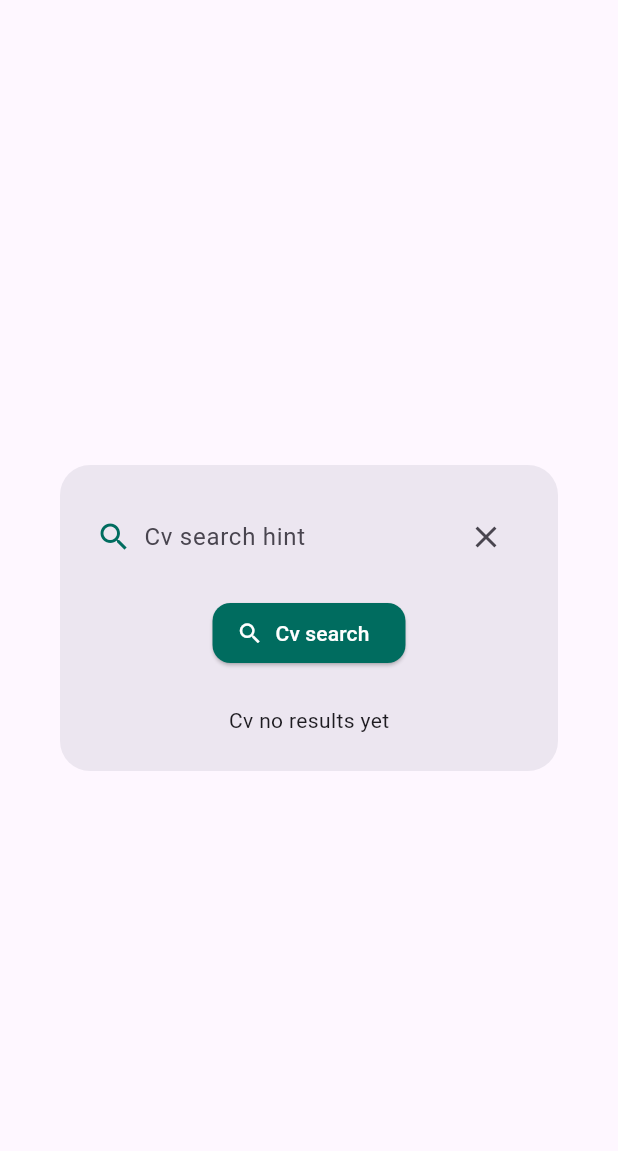
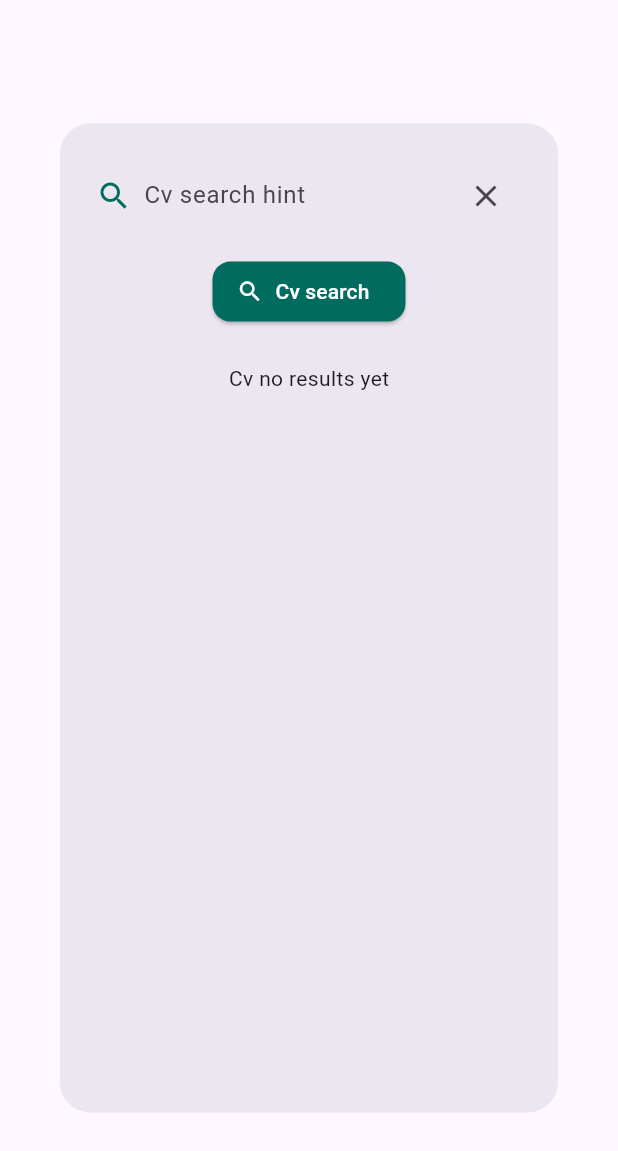
Before and after one commit to LaraTHiba/Graduation-Project, a Flutter app: the CVSearchDialog widget shown alone on an empty page, opened directly, on a phone screen of 412 x 824 dp. Shown: the top 1151 px of the screen. Run offline on Flutter 3.47's test engine with Material 3 defaults, Android fonts, the phone set to English and light mode, and no system bars; our stand-ins replace file_picker, google_fonts, image_picker, shared_preferences, transparent_image; accounts and stored records are empty; network calls fail.

Commit message:
++design

```diff
--- a/gangapp/lib/views/widgets/create_post_dialog.dart
+++ b/gangapp/lib/views/widgets/create_post_dialog.dart
@@ -222,8 +222,9 @@ class _CreatePostDialogState extends State<CreatePostDialog> {
         padding: const EdgeInsets.all(20),
         child: Form(
           key: _formKey,
+          child: SingleChildScrollView(
             child: Column(
-            mainAxisSize: MainAxisSize.min,
+              mainAxisSize: MainAxisSize.max,
               crossAxisAlignment: CrossAxisAlignment.stretch,
               children: [
                 Text(
@@ -311,6 +312,7 @@ class _CreatePostDialogState extends State<CreatePostDialog> {
             ),
           ),
         ),
+      ),
     );
   }
 }
--- a/gangapp/lib/views/widgets/cv_search_dialog.dart
+++ b/gangapp/lib/views/widgets/cv_search_dialog.dart
@@ -47,6 +47,11 @@ class _CVSearchDialogState extends State<CVSearchDialog> {
     final language = context.read<Language>();
     return Dialog(
       shape: RoundedRectangleBorder(borderRadius: BorderRadius.circular(20)),
+      child: ConstrainedBox(
+        constraints: BoxConstraints(
+          maxHeight: MediaQuery.of(context).size.height *
+              0.8, // Example: 80% of screen height
+        ),
         child: Padding(
           padding: const EdgeInsets.all(24),
           child: Column(
@@ -86,30 +91,30 @@ class _CVSearchDialogState extends State<CVSearchDialog> {
                 onPressed: _onSearch,
               ),
               const SizedBox(height: 24),
+              Expanded(
+                child: SingleChildScrollView(
+                  child: Column(
+                    mainAxisSize: MainAxisSize.min,
+                    children: [
                       if (_isSearching)
                         const CircularProgressIndicator()
                       else if (_error != null)
-              SizedBox(
-                height: 200,
-                child: SingleChildScrollView(
-                  child: Text(
+                        Text(
                           _error!,
                           style: const TextStyle(color: Colors.red),
-                  ),
-                ),
                         )
                       else if (_results.isNotEmpty)
-              SizedBox(
-                height: 300,
-                child: ListView.builder(
+                        ListView.builder(
                           shrinkWrap: true,
+                          physics: NeverScrollableScrollPhysics(),
                           itemCount: _results.length,
                           itemBuilder: (context, index) {
                             final profile = _results[index];
                             return ListTile(
                               leading: const Icon(Icons.description),
                               title: Text(profile['user']?['username'] ?? ''),
-                      subtitle: Text(profile['cv_original_filename'] ?? ''),
+                              subtitle:
+                                  Text(profile['cv_original_filename'] ?? ''),
                               trailing: profile['cv_file_url'] != null
                                   ? IconButton(
                                       icon: const Icon(Icons.download),
@@ -119,32 +124,23 @@ class _CVSearchDialogState extends State<CVSearchDialog> {
                                         if (url != null) {
                                           try {
                                             final uri = Uri.parse(url);
-                                    // Try to launch in external browser first
                                             if (await canLaunchUrl(uri)) {
                                               await launchUrl(
                                                 uri,
-                                        mode: LaunchMode.externalApplication,
+                                                mode: LaunchMode
+                                                    .externalApplication,
                                               );
                                             } else {
-                                      // If that fails, try in-app web view
-                                      if (await canLaunchUrl(uri)) {
-                                        await launchUrl(
-                                          uri,
-                                          mode: LaunchMode.inAppWebView,
-                                        );
-                                      } else {
-                                        // If both fail, show error
                                               if (mounted) {
                                                 ScaffoldMessenger.of(context)
                                                     .showSnackBar(
                                                   SnackBar(
-                                              content: Text(language
-                                                  .get('Could not open CV')),
-                                              duration:
-                                                  const Duration(seconds: 3),
+                                                    content: Text(language.get(
+                                                        'Could not open CV')),
+                                                    duration: const Duration(
+                                                        seconds: 3),
                                                   ),
                                                 );
-                                        }
                                               }
                                             }
                                           } catch (e) {
@@ -155,7 +151,8 @@ class _CVSearchDialogState extends State<CVSearchDialog> {
                                                 SnackBar(
                                                   content: Text(
                                                       '${language.get('Error opening CV')}: $e'),
-                                          duration: const Duration(seconds: 3),
+                                                  duration: const Duration(
+                                                      seconds: 3),
                                                 ),
                                               );
                                             }
@@ -166,13 +163,21 @@ class _CVSearchDialogState extends State<CVSearchDialog> {
                                   : null,
                             );
                           },
-                ),
                         )
-            else if (!_isSearching && _results.isEmpty && _hasSearched)
+                      else if (!_isSearching &&
+                          _results.isEmpty &&
+                          _hasSearched)
                         Text(language.get('Cv no results'))
-            else if (!_isSearching && _results.isEmpty && !_hasSearched)
+                      else if (!_isSearching &&
+                          _results.isEmpty &&
+                          !_hasSearched)
                         Text(language.get('Cv no results yet')),
                     ],
+                  ),
+                ),
+              ),
+            ],
+          ),
         ),
       ),
     );
```
Also changed, not shown: gangapp/lib/views/profile/Profile_Page.dart (+12 -7 lines). Lines whose indentation alone changed are shown as unchanged.
